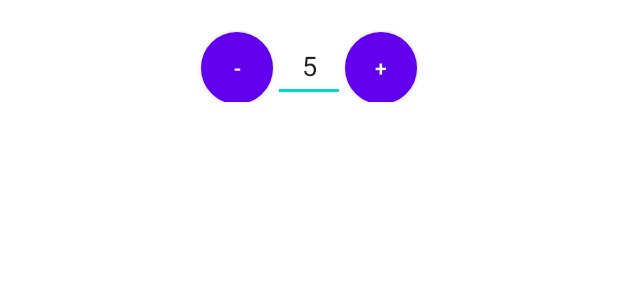
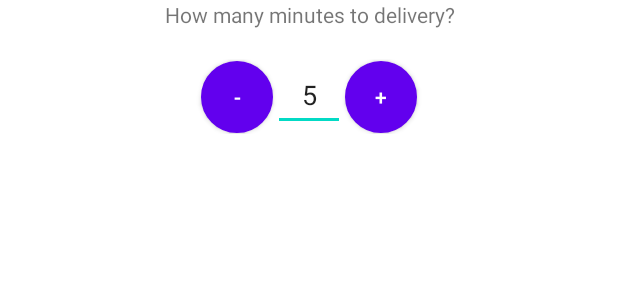
Before and after one commit to TVT21KMO-R3-mobiiliProjekti/Pay-n-drink-waiter, an Android app: the layout accept_dialog.xml on its own in the app's theme, with its tools: preview values and no code run, on a phone screen of 412 x 824 dp. Shown: the top 300 px of the screen. Run offline under Robolectric (Android 15) with nearby library versions, the phone set to English and light mode, and no system bars.

Commit message:
UI:n hierontaa

```diff
--- a/app/src/main/res/layout/accept_dialog.xml
+++ b/app/src/main/res/layout/accept_dialog.xml
@@ -4,9 +4,17 @@
     android:layout_height="wrap_content"
     android:orientation="vertical">
 
+    <TextView
+        android:id="@+id/textView"
+        android:layout_width="match_parent"
+        android:layout_height="wrap_content"
+        android:text="@string/how_many_minutes_to_delivery"
+        android:gravity="center_horizontal"
+        android:textSize="14sp" />
+
     <TableRow
         android:layout_width="match_parent"
-        android:layout_height="wrap_content"
+        android:layout_height="50dp"
         android:layout_margin="20dp"
         android:gravity="center_horizontal">
 
--- a/app/src/main/res/layout/refund_dialog.xml
+++ b/app/src/main/res/layout/refund_dialog.xml
@@ -6,7 +6,7 @@
 
     <EditText
         android:id="@+id/edt_refund_amount"
-        android:layout_width="256dp"
+        android:layout_width="100dp"
         android:layout_height="48dp"
         android:ems="10"
         android:gravity="center"
--- a/app/src/main/res/values/strings.xml
+++ b/app/src/main/res/values/strings.xml
@@ -26,4 +26,5 @@
     <string name="too_drunk">Too drunk</string>
     <string name="reason_for_rejection">Reason for rejection</string>
     <string name="refund_amount">Refund amount</string>
+    <string name="how_many_minutes_to_delivery">How many minutes to delivery?</string>
 </resources>
```
Also changed, not shown: app/src/main/java/com/example/payndrinkwaiter/MainActivity.kt (+5 -7 lines), app/src/main/res/layout/reject_dialog.xml (+5 -2 lines).
